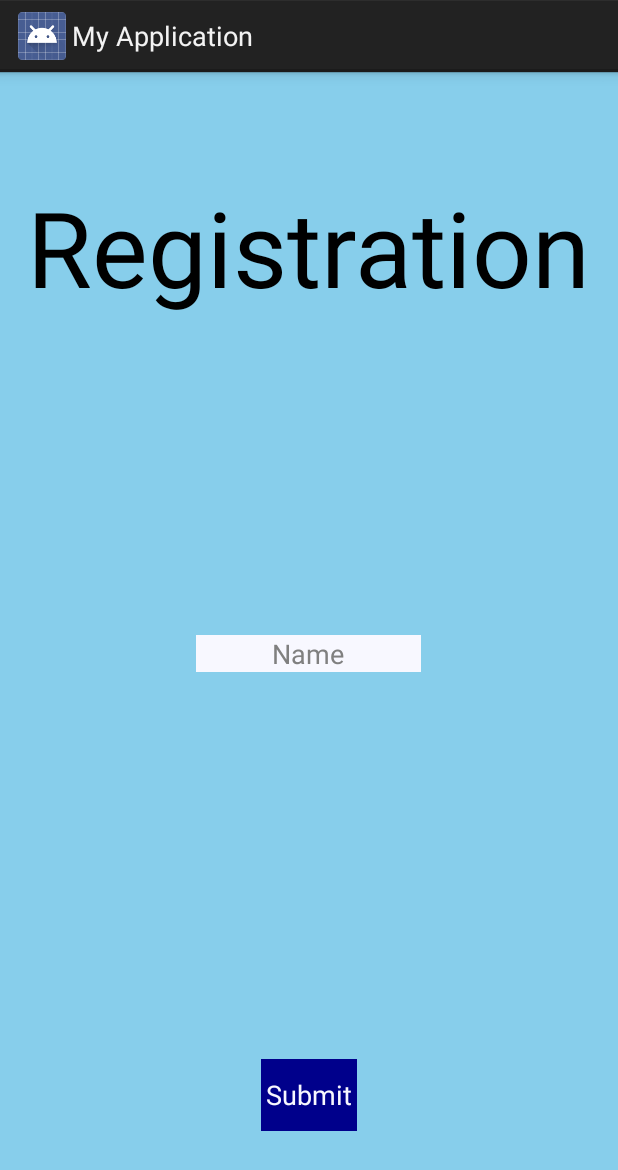
After one commit to valerie-roske/yoTWo, an Android app: the layout activity_registration.xml on its own in the app's theme, with its tools: preview values and no code run, on a phone screen of 412 x 824 dp. The commit adds this screen. Shown: the top 1170 px of the screen. Run offline under Robolectric (Android 15) with nearby library versions, the phone set to English and light mode, and no system bars.

Commit message:
[Jered] added Registration activity

```diff
--- a/app/build.gradle
+++ b/app/build.gradle
@@ -50,7 +50,10 @@ dependencies {
     compile 'com.squareup.retrofit:retrofit:1.6.0'
 //    compile 'org.roboguice:roboguice:2.0'
     compile 'com.google.guava:guava:17.0'
+    compile 'com.squareup:dagger:0.9.1'
+    compile 'org.apache.commons:commons-lang3:3.3.2'
 
+    androidTestCompile 'org.mockito:mockito-all:1.9.5'
     androidTestCompile 'junit:junit:4.10'
     androidTestCompile 'org.robolectric:robolectric:2.3+'
     androidTestCompile 'com.squareup:fest-android:1.0.+'
--- a/app/src/main/AndroidManifest.xml
+++ b/app/src/main/AndroidManifest.xml
@@ -1,7 +1,9 @@
 <?xml version="1.0" encoding="utf-8"?>
 <manifest xmlns:android="http://schemas.android.com/apk/res/android"
     package="com.thoughtworks.easterEggHunt" >
-
+    <uses-sdk android:minSdkVersion="18"
+              android:targetSdkVersion="19"
+              android:maxSdkVersion="19" />
     <uses-permission android:name="android.permission.INTERNET" />
 
     <application
--- /dev/null
+++ b/app/src/main/res/layout/activity_registration.xml
@@ -0,0 +1,37 @@
+<?xml version="1.0" encoding="utf-8"?>
+
+<RelativeLayout xmlns:android="http://schemas.android.com/apk/res/android"
+              android:orientation="vertical"
+              android:layout_width="match_parent"
+              android:layout_height="match_parent"
+              android:background="@color/skyBlue">
+
+    <TextView
+            android:layout_width="wrap_content"
+            android:layout_height="wrap_content"
+            android:textAppearance="?android:attr/textAppearanceLarge"
+            android:text="@string/registration"
+            android:id="@+id/textView"
+            android:textSize="70dp"
+            android:layout_marginTop="@dimen/large_margin"
+            android:layout_alignParentTop="true"
+            android:layout_centerInParent="true"/>
+    <EditText android:layout_width="wrap_content"
+              android:layout_height="wrap_content"
+              android:layout_centerInParent="true"
+              android:minWidth="150dp"
+              android:minLines="1"
+              android:gravity="center"
+              android:hint="@string/name"
+              android:background="@color/ghostWhite"/>
+    <Button android:layout_width="wrap_content"
+            android:layout_height="wrap_content"
+            android:layout_alignParentBottom="true"
+            android:layout_centerHorizontal="true"
+            android:text="@string/submit"
+            android:textColor="@color/ghostWhite"
+            android:background="@color/darkBlue"
+            android:layout_marginBottom="@dimen/large_margin"/>
+
+
+</RelativeLayout>
--- a/app/src/main/res/values/dimens.xml
+++ b/app/src/main/res/values/dimens.xml
@@ -2,5 +2,6 @@
     <!-- Default screen margins, per the Android Design guidelines. -->
     <dimen name="activity_horizontal_margin">16dp</dimen>
     <dimen name="activity_vertical_margin">16dp</dimen>
+    <dimen name="large_margin">70dp</dimen>
 
-    </resources>
+</resources>
--- a/app/src/main/res/values/strings.xml
+++ b/app/src/main/res/values/strings.xml
@@ -4,5 +4,8 @@
     <string name="app_name">My Application</string>
     <string name="hello_world">Hello world!</string>
     <string name="action_settings">Settings</string>
+    <string name="registration">Registration</string>
+    <string name="name">Name</string>
+    <string name="submit">Submit</string>
 
 </resources>
```
Also changed, not shown: app/src/main/java/com/thoughtworks/easterEggHunt/android/activities/MainActivity.java (+35 -29 lines), app/src/main/java/com/thoughtworks/easterEggHunt/android/activities/RegistrationActivity.java (added, +14 -0 lines), app/src/main/java/com/thoughtworks/easterEggHunt/persistance/UserInfoResource.java (added, +18 -0 lines), app/src/main/res/values/colors.xml (added, +143 -0 lines), 2 other files.
